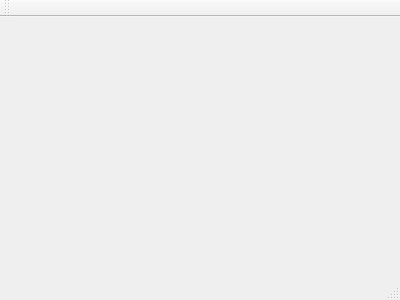
First picture: the form in mainwindow.ui, repository ChrisKazas/libbitcoin-HD_KeyRing_C_Plus_Plus, before the edit.
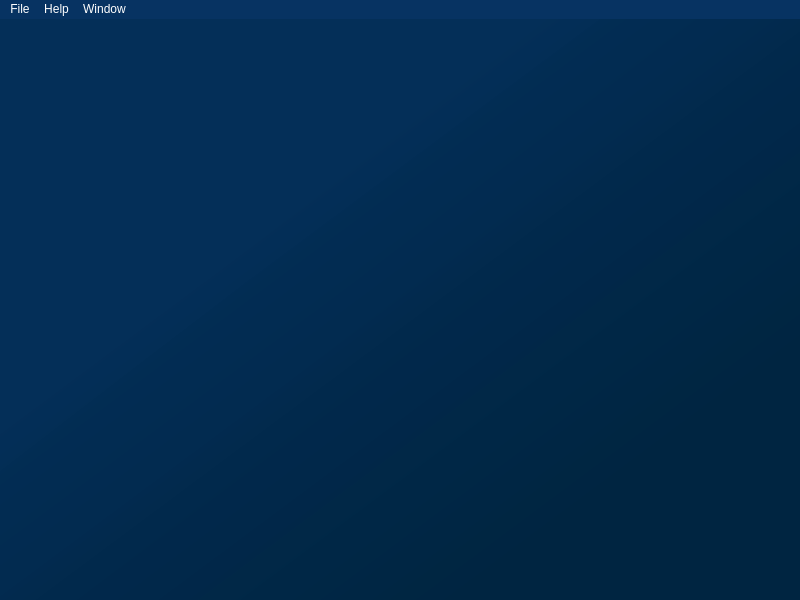
Second picture: the form after the edit. Icons and pictures are not drawn.

Diff of the .ui file:
```diff
--- a/mainwindow.ui
+++ b/mainwindow.ui
@@ -1,24 +1,113 @@
 <ui version="4.0">
  <class>MainWindow</class>
- <widget class="QMainWindow" name="MainWindow" >
-  <property name="geometry" >
+ <widget class="QMainWindow" name="MainWindow">
+  <property name="geometry">
    <rect>
     <x>0</x>
     <y>0</y>
-    <width>400</width>
-    <height>300</height>
+    <width>800</width>
+    <height>600</height>
    </rect>
   </property>
-  <property name="windowTitle" >
-   <string>MainWindow</string>
+  <property name="minimumSize">
+   <size>
+    <width>800</width>
+    <height>600</height>
+   </size>
   </property>
-  <widget class="QMenuBar" name="menuBar" />
-  <widget class="QToolBar" name="mainToolBar" />
-  <widget class="QWidget" name="centralWidget" />
-  <widget class="QStatusBar" name="statusBar" />
+  <property name="maximumSize">
+   <size>
+    <width>800</width>
+    <height>16777215</height>
+   </size>
+  </property>
+  <property name="windowTitle">
+   <string>HD Key Ring</string>
+  </property>
+  <property name="windowIcon">
+   <iconset resource="Resources.qrc">
+    <normaloff>:/icons/icons/bitcoin128.png</normaloff>:/icons/icons/bitcoin128.png</iconset>
+  </property>
+  <property name="autoFillBackground">
+   <bool>false</bool>
+  </property>
+  <property name="styleSheet">
+   <string notr="true">background-color: rgb(48, 48, 48);
+background-color: qlineargradient(spread:pad, x1:0.898, y1:0.8925, x2:0.222, y2:0.232955, stop:0.162162 rgba(0, 37, 65, 255), stop:0.843243 rgba(2, 45, 87, 202));</string>
+  </property>
+  <property name="iconSize">
+   <size>
+    <width>12</width>
+    <height>12</height>
+   </size>
+  </property>
+  <widget class="QWidget" name="centralWidget"/>
+  <widget class="QMenuBar" name="menuBar">
+   <property name="geometry">
+    <rect>
+     <x>0</x>
+     <y>0</y>
+     <width>800</width>
+     <height>19</height>
+    </rect>
+   </property>
+   <property name="styleSheet">
+    <string notr="true">color: rgb(255, 255, 255);
+background-color: rgb(7, 51, 98);</string>
+   </property>
+   <widget class="QMenu" name="menuHelp">
+    <property name="title">
+     <string>Help</string>
+    </property>
+   </widget>
+   <widget class="QMenu" name="menuWindow">
+    <property name="title">
+     <string>Window</string>
+    </property>
+   </widget>
+   <widget class="QMenu" name="menuFile">
+    <property name="geometry">
+     <rect>
+      <x>265</x>
+      <y>100</y>
+      <width>148</width>
+      <height>112</height>
+     </rect>
+    </property>
+    <property name="locale">
+     <locale language="Ewe" country="Ghana"/>
+    </property>
+    <property name="title">
+     <string>File</string>
+    </property>
+    <addaction name="actionCreate_Key_Ring"/>
+    <addaction name="actionImport_Key_Ring"/>
+    <addaction name="actionHide_Key_Ring"/>
+    <addaction name="separator"/>
+   </widget>
+   <addaction name="menuFile"/>
+   <addaction name="menuHelp"/>
+   <addaction name="menuWindow"/>
+  </widget>
+  <action name="actionCreate_Key_Ring">
+   <property name="text">
+    <string>Create Key Ring</string>
+   </property>
+  </action>
+  <action name="actionImport_Key_Ring">
+   <property name="text">
+    <string>Import Key Ring</string>
+   </property>
+  </action>
+  <action name="actionHide_Key_Ring">
+   <property name="text">
+    <string>Hide Key Ring</string>
+   </property>
+  </action>
  </widget>
- <layoutDefault spacing="6" margin="11" />
- <pixmapfunction></pixmapfunction>
- <resources/>
+ <layoutdefault spacing="6" margin="11"/>
+ <resources>
+  <include location="Resources.qrc"/>
+ </resources>
  <connections/>
 </ui>
```
Left out of the diff: 1 changed line with no effect on the pictures.
